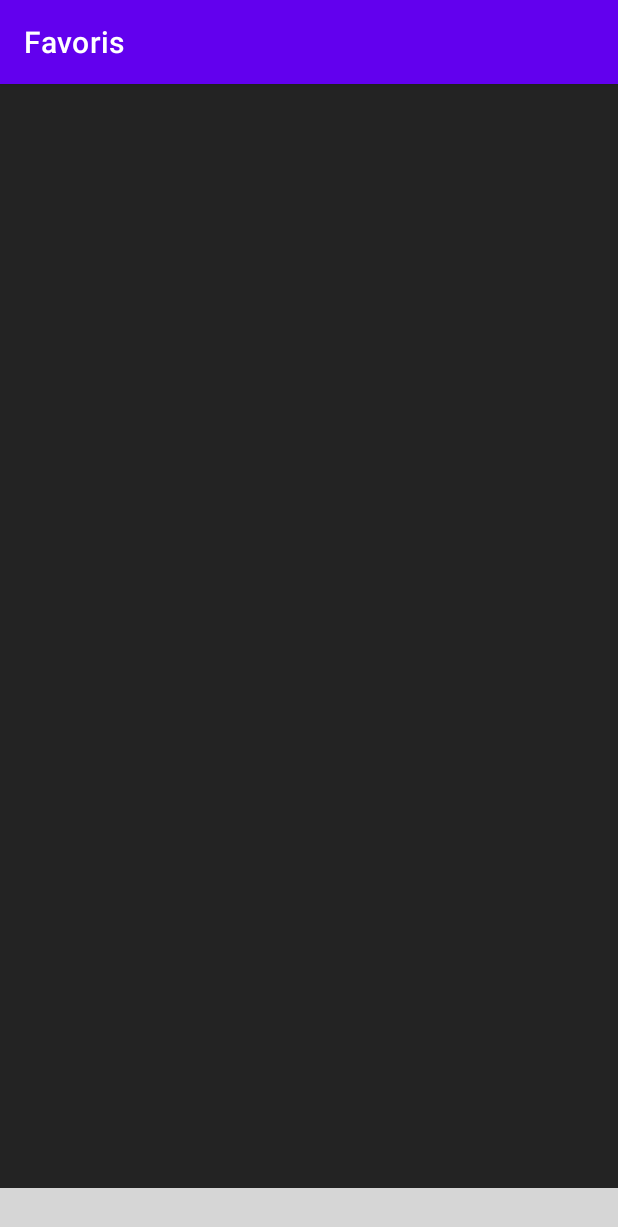
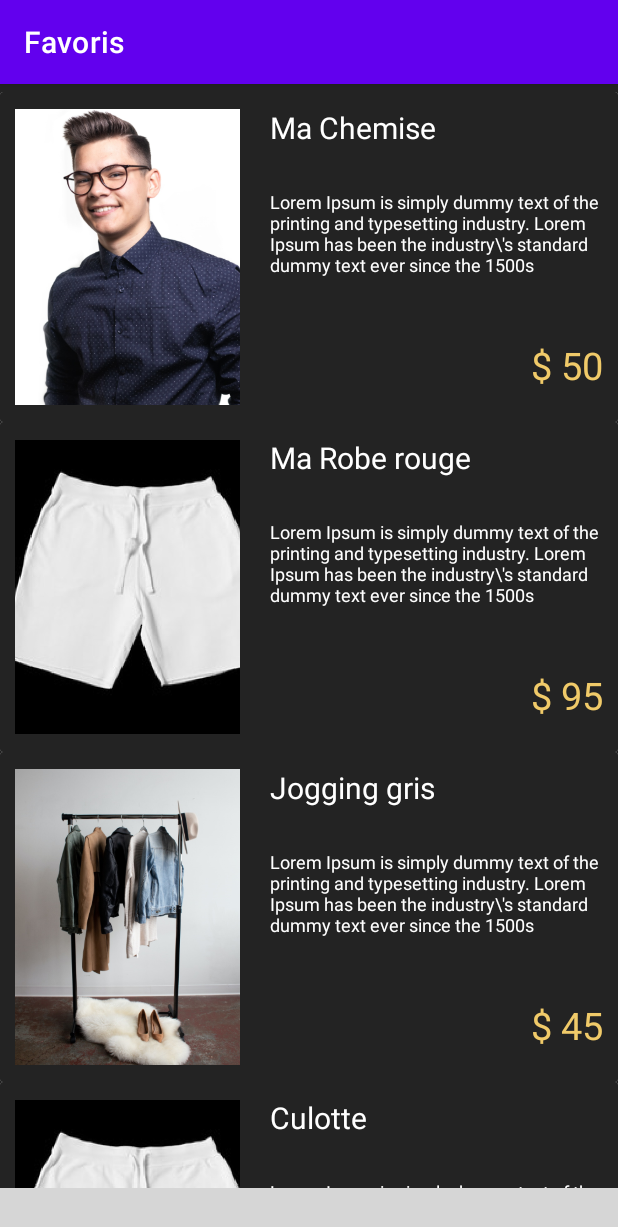
Before and after one commit to josue-lubaki/SAPP, an Android app: the fragment Favoris placed in its activity, on a phone screen of 412 x 824 dp. Shown: the top 1227 px of the screen. Run offline under Robolectric (Android 15) with nearby library versions, the phone set to English and light mode, and no system bars; our stand-ins replace Room's generated code, data binding; libraries missing offline, so code that uses them is left out: com.etebarian.meowbottomnavigation; plain views replace MeowBottomNavigation; 11 statements that could not run were skipped; grey boxes are pictures that could not be loaded.

Commit message:
favoris quasi fonctionnel

```diff
--- a/app/src/main/java/ca/ghost_team/sapp/adapter/AnnonceAdapter.java
+++ b/app/src/main/java/ca/ghost_team/sapp/adapter/AnnonceAdapter.java
@@ -70,6 +70,7 @@ public class AnnonceAdapter extends RecyclerView.Adapter<AnnonceAdapter.AnnonceV
                 holder.likeBtn.setImageResource(R.drawable.ic_favoris);
                 uneAnnonce.setAnnonce_liked(false); // setter le changement
             }
+            notifyDataSetChanged();
         });
 
         // set OnClickListener
--- /dev/null
+++ b/app/src/main/java/ca/ghost_team/sapp/adapter/FavorisAdapter.java
@@ -0,0 +1,103 @@
+package ca.ghost_team.sapp.adapter;
+
+import android.content.Context;
+import android.content.Intent;
+import android.view.LayoutInflater;
+import android.view.View;
+import android.view.ViewGroup;
+import android.widget.ImageView;
+import android.widget.TextView;
+
+import androidx.annotation.NonNull;
+import androidx.cardview.widget.CardView;
+import androidx.recyclerview.widget.RecyclerView;
+
+import java.util.ArrayList;
+import java.util.List;
+
+import ca.ghost_team.sapp.DetailAnnonce;
+import ca.ghost_team.sapp.R;
+import ca.ghost_team.sapp.model.Annonce;
+
+public class FavorisAdapter extends RecyclerView.Adapter<FavorisAdapter.FavorisViewHolder>{
+
+    // Constantes
+    public static String ANNONCE_IMAGE_REQUEST_FAVORIS = "Annonce_Image";
+    public static String ANNONCE_TITRE_REQUEST_FAVORIS  = "Annonce_Titre";
+    public static String ANNONCE_PRICE_REQUEST_FAVORIS  = "Annonce_Prix";
+    public static String ANNONCE_DESCRIPTION_REQUEST_FAVORIS  = "Annonce_Description";
+
+    Context context;
+    List<Annonce> listeAnnoncesFavoris;
+
+    public FavorisAdapter(Context context) {
+        this.context = context;
+        this.listeAnnoncesFavoris = new ArrayList<>();
+    }
+
+    @NonNull
+    @Override
+    public FavorisViewHolder onCreateViewHolder(@NonNull ViewGroup parent, int viewType) {
+        View view = LayoutInflater.from(context).inflate(R.layout.layout_favoris_item, parent, false);
+        return new FavorisViewHolder(view);
+    }
+
+    @Override
+    public void onBindViewHolder(@NonNull FavorisViewHolder holder, int position) {
+        Annonce annonce = listeAnnoncesFavoris.get(position);
+        // TODO : pour le besoin de necessité, toutes les annonces viendront dans le Favoris, mais le transfret sera normalemnt fait par rapport un Utilisateur
+        // On bind si le Like est à True
+        if(annonce.isAnnonce_liked()){
+            holder.imageAnnonce.setImageResource(annonce.getAnnonce_image());
+            holder.titre.setText(annonce.getAnnonce_titre());
+            holder.description.setText(annonce.getAnnonce_description());
+            holder.prix.setText("$ " + annonce.getAnnonce_prix());
+        }
+
+        // set OnClickListener
+        holder.cardViewFavoris.setOnClickListener(v -> {
+            // Creation de l'intent (Envoyer Toutes les informations nécessaires vers l'Activité)
+            Intent intent = new Intent(context, DetailAnnonce.class);
+            intent.putExtra(ANNONCE_IMAGE_REQUEST_FAVORIS, annonce.getAnnonce_image());
+            intent.putExtra(ANNONCE_TITRE_REQUEST_FAVORIS, annonce.getAnnonce_titre());
+            intent.putExtra(ANNONCE_PRICE_REQUEST_FAVORIS, annonce.getAnnonce_prix());
+            intent.putExtra(ANNONCE_DESCRIPTION_REQUEST_FAVORIS, annonce.getAnnonce_description());
+            context.startActivity(intent);
+        });
+    }
+
+    @Override
+    public int getItemCount() {
+        return listeAnnoncesFavoris.size();
+    }
+
+    public void addAnnonceToFavoris(List<Annonce> listeAnnonceLiked){
+        // clear liste
+        listeAnnoncesFavoris.clear();
+
+        for (Annonce annonce :listeAnnonceLiked) {
+            if(annonce.isAnnonce_liked())
+                listeAnnoncesFavoris.add(annonce);
+        }
+    }
+
+    static class FavorisViewHolder extends RecyclerView.ViewHolder {
+        /* On définit les Champs du model */
+        TextView titre;
+        TextView prix;
+        ImageView likeBtn; // TODO : Ajouter le Like puisqu'il sera relier au client, Si le client DisLike, on supprime l'Annonce du favoris
+        ImageView imageAnnonce;
+        TextView description;
+        CardView cardViewFavoris;
+
+
+        public FavorisViewHolder(@NonNull View itemView) {
+            super(itemView);
+            imageAnnonce = itemView.findViewById(R.id.favoris_image);
+            titre = itemView.findViewById(R.id.favoris_titre);
+            prix = itemView.findViewById(R.id.favoris_price);
+            description = itemView.findViewById(R.id.favoris_description);
+            cardViewFavoris = itemView.findViewById(R.id.cardViewFavoris);
+        }
+    }
+}
--- a/app/src/main/java/ca/ghost_team/sapp/navigation/Favoris.java
+++ b/app/src/main/java/ca/ghost_team/sapp/navigation/Favoris.java
@@ -5,19 +5,32 @@ import android.os.Bundle;
 import android.view.LayoutInflater;
 import android.view.View;
 import android.view.ViewGroup;
+import android.widget.LinearLayout;
 
 import androidx.annotation.NonNull;
 import androidx.annotation.Nullable;
+import androidx.databinding.DataBindingUtil;
+import androidx.databinding.ViewDataBinding;
 import androidx.fragment.app.Fragment;
+import androidx.recyclerview.widget.LinearLayoutManager;
+import androidx.recyclerview.widget.RecyclerView;
 
 import ca.ghost_team.sapp.MainActivity;
 import ca.ghost_team.sapp.R;
+import ca.ghost_team.sapp.adapter.AnnonceAdapter;
+import ca.ghost_team.sapp.adapter.FavorisAdapter;
+import ca.ghost_team.sapp.databinding.LayoutFavorisBinding;
 
 public class Favoris extends Fragment {
+    private LayoutFavorisBinding binding;
+    private RecyclerView recyclerView;
+    private FavorisAdapter adapter;
+
     @Nullable
     @Override
     public View onCreateView(@NonNull LayoutInflater inflater, @Nullable ViewGroup container, @Nullable Bundle savedInstanceState) {
-        return inflater.inflate(R.layout.layout_favoris, container, false);
+        binding = DataBindingUtil.inflate(inflater,R.layout.layout_favoris, container, false);
+        return binding.getRoot();
     }
 
     @Override
@@ -25,4 +38,19 @@ public class Favoris extends Fragment {
         super.onAttach(context);
         ((MainActivity)context).setTitle(R.string.favoris);
     }
+
+    @Override
+    public void onViewCreated(@NonNull View view, @Nullable Bundle savedInstanceState) {
+        super.onViewCreated(view, savedInstanceState);
+
+        recyclerView = binding.recyclerViewFavoris;
+        LinearLayoutManager linearLayoutManager = new LinearLayoutManager(getContext(), LinearLayoutManager.VERTICAL, false);
+        recyclerView.setLayoutManager(linearLayoutManager);
+
+        // Définition de l'Adapter
+        adapter = new FavorisAdapter(getActivity());
+        recyclerView.setAdapter(adapter);
+        adapter.addAnnonceToFavoris(Home.getAnnoncesAleatoires());
+        adapter.notifyDataSetChanged();
+    }
 }
--- a/app/src/main/java/ca/ghost_team/sapp/navigation/Home.java
+++ b/app/src/main/java/ca/ghost_team/sapp/navigation/Home.java
@@ -70,19 +70,20 @@ public class Home extends Fragment {
         }
 
         annonceViewModel.getAllAnnonces().observe(getViewLifecycleOwner(), annonces -> {
-            adapter.addAnnonce(annonces); // Pour DAO
-            //adapter.addAnnonce(getAnnoncesAleatoires()); // Pour la Liste
+            //adapter.addAnnonce(annonces); // Pour DAO
+            adapter.addAnnonce(getAnnoncesAleatoires()); // Pour la Liste
             adapter.notifyDataSetChanged();
             Log.i(LOG_TAG, "RecyclerView correct");
         });
     }
 
-    private List<Annonce> getAnnoncesAleatoires() {
+    public static List<Annonce> getAnnoncesAleatoires() {
         List<Annonce> maListe = new ArrayList<>();
         maListe.add(new Annonce(
                 R.drawable.collection,
                 "Ma collection",
-                "Je te vends mes plus beaux vetements",
+                "Lorem Ipsum is simply dummy text of the printing and typesetting industry." +
+                        " Lorem Ipsum has been the industry\\'s standard dummy text ever since the 1500s",
                 150,
                 "2 days ago",
                 false
@@ -90,7 +91,8 @@ public class Home extends Fragment {
         maListe.add(new Annonce(
                 R.drawable.chemise,
                 "Ma Chemise",
-                "Ma chemise blue",
+                "Lorem Ipsum is simply dummy text of the printing and typesetting industry." +
+                        " Lorem Ipsum has been the industry\\'s standard dummy text ever since the 1500s",
                 50,
                 "1 days ago",
                 true
@@ -98,15 +100,17 @@ public class Home extends Fragment {
         maListe.add(new Annonce(
                 R.drawable.culotte2,
                 "Ma Robe rouge",
-                "Je te vends ma plus belle robe soirée",
+                "Lorem Ipsum is simply dummy text of the printing and typesetting industry." +
+                        " Lorem Ipsum has been the industry\\'s standard dummy text ever since the 1500s",
                 95,
                 "3 days ago",
-                false
+                true
         ));
         maListe.add(new Annonce(
                 R.drawable.culotte1,
                 "Ceinture",
-                "Tu aimes les ceintures de marque ?",
+                "Lorem Ipsum is simply dummy text of the printing and typesetting industry." +
+                        " Lorem Ipsum has been the industry\\'s standard dummy text ever since the 1500s",
                 120,
                 "2 days ago",
                 false
@@ -114,7 +118,8 @@ public class Home extends Fragment {
         maListe.add(new Annonce(
                 R.drawable.collection,
                 "Jogging gris",
-                "Pret pour le sport ?",
+                "Lorem Ipsum is simply dummy text of the printing and typesetting industry." +
+                        " Lorem Ipsum has been the industry\\'s standard dummy text ever since the 1500s",
                 45,
                 "6 days ago",
                 true
@@ -122,7 +127,8 @@ public class Home extends Fragment {
         maListe.add(new Annonce(
                 R.drawable.chemise,
                 "T-shirt",
-                "Je te jure que tu vas l'adorer",
+                "Lorem Ipsum is simply dummy text of the printing and typesetting industry." +
+                        " Lorem Ipsum has been the industry\\'s standard dummy text ever since the 1500s",
                 25,
                 "7 days ago",
                 false
@@ -130,15 +136,17 @@ public class Home extends Fragment {
         maListe.add(new Annonce(
                 R.drawable.culotte2,
                 "Culotte",
-                "je l'aime bien pour le BasketBall",
+                "Lorem Ipsum is simply dummy text of the printing and typesetting industry." +
+                        " Lorem Ipsum has been the industry\\'s standard dummy text ever since the 1500s",
                 55,
                 "1 days ago",
-                false
+                true
         ));
         maListe.add(new Annonce(
                 R.drawable.collection,
                 "Veste",
-                "Tu veux être présentable ?",
+                "Lorem Ipsum is simply dummy text of the printing and typesetting industry." +
+                        " Lorem Ipsum has been the industry\\'s standard dummy text ever since the 1500s",
                 350,
                 "3 days ago",
                 true
--- a/app/src/main/res/layout/layout_favoris.xml
+++ b/app/src/main/res/layout/layout_favoris.xml
@@ -1,9 +1,17 @@
 <?xml version="1.0" encoding="utf-8"?>
-<layout
-    xmlns:android="http://schemas.android.com/apk/res/android">
+<layout xmlns:android="http://schemas.android.com/apk/res/android"
+    xmlns:tools="http://schemas.android.com/tools">
 
     <RelativeLayout
-        android:layout_width="match_parent" android:layout_height="match_parent">
+        android:layout_width="match_parent"
+        android:layout_height="match_parent">
+
+        <androidx.recyclerview.widget.RecyclerView
+            android:id="@+id/recyclerViewFavoris"
+            android:layout_marginTop="5dp"
+            android:layout_width="match_parent"
+            android:layout_height="match_parent"
+            tools:listitem="@layout/layout_favoris_item"/>
 
     </RelativeLayout>
 </layout>
--- /dev/null
+++ b/app/src/main/res/layout/layout_favoris_item.xml
@@ -0,0 +1,70 @@
+<?xml version="1.0" encoding="utf-8"?>
+<layout
+    xmlns:android="http://schemas.android.com/apk/res/android">
+    <androidx.cardview.widget.CardView
+        android:id="@+id/cardViewFavoris"
+        android:layout_width="match_parent"
+        android:layout_height="wrap_content">
+
+        <LinearLayout
+            android:layout_width="match_parent"
+            android:layout_height="wrap_content"
+            android:background="@color/BackgroundSplash">
+
+            <ImageView
+                android:id="@+id/favoris_image"
+                android:layout_width="150dp"
+                android:layout_height="200dp"
+                android:src="@drawable/ic_launcher_background"
+                android:layout_margin="10dp"/>
+
+            <LinearLayout
+                android:layout_width="match_parent"
+                android:layout_height="match_parent"
+                android:orientation="vertical">
+
+                <TextView
+                    android:id="@+id/favoris_titre"
+                    android:layout_width="match_parent"
+                    android:layout_height="0dp"
+                    android:layout_weight="1"
+                    android:text="@string/titreAnnonce"
+                    android:textColor="@color/white"
+                    android:textSize="20sp"
+                    android:layout_marginTop="10dp"
+                    android:layout_marginHorizontal="10dp"
+                    />
+
+                <TextView
+                    android:id="@+id/favoris_description"
+                    android:layout_width="match_parent"
+                    android:layout_height="0dp"
+                    android:layout_weight="2"
+                    android:text="@string/remplissage"
+                    android:textColor="@color/white"
+                    android:textSize="12sp"
+                    android:layout_marginHorizontal="10dp"
+                    android:maxLines="4"
+                    android:layout_marginTop="10dp"
+                    />
+
+                <TextView
+                    android:id="@+id/favoris_price"
+                    android:layout_width="match_parent"
+                    android:layout_height="0dp"
+                    android:layout_weight="1"
+                    android:text="@string/prixText"
+                    android:textColor="@color/yellow"
+                    android:textSize="25sp"
+                    android:layout_marginHorizontal="10dp"
+                    android:layout_marginVertical="10dp"
+                    android:textAlignment="textEnd"
+                    />
+            </LinearLayout>
+
+
+        </LinearLayout>
+
+    </androidx.cardview.widget.CardView>
+
+</layout>
```
